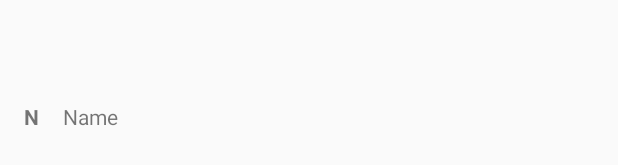
After one commit to nvinayshetty/PrototypeAndroid, an Android app: the layout contact_list_item.xml on its own in the app's theme, with its tools: preview values and no code run, on a phone screen of 412 x 824 dp. The commit adds this screen. Shown: the part 501-666 px from the top of the screen. Run offline under Robolectric (Android 15) with nearby library versions, the phone set to English and light mode, and no system bars.

Commit message:
Adding Ui to list contacts

```diff
--- a/app/src/main/java/com/nvinayshetty/prototypeandroid/di/AppModule.java
+++ b/app/src/main/java/com/nvinayshetty/prototypeandroid/di/AppModule.java
@@ -20,14 +20,14 @@ public class AppModule {
     @Provides
     @Singleton
     @Named("BASE_URL")
-    public String provideBaseUrl() {
+    public static String provideBaseUrl() {
         return Constants.BASE_URL;
     }
 
 
     @Provides
     @Singleton
-    public OkHttpClient provideLoggingCapableHttpClient(Context app) {
+    public static OkHttpClient provideLoggingCapableHttpClient(Context app) {
         HttpLoggingInterceptor httpLoggingInterceptor = new HttpLoggingInterceptor();
         httpLoggingInterceptor.setLevel(HttpLoggingInterceptor.Level.BODY);
         return new OkHttpClient.Builder()
@@ -39,7 +39,7 @@ public class AppModule {
 
     @Singleton
     @Provides
-    public Retrofit provideRetrofit(OkHttpClient okHttpClient, @Named("BASE_URL") String baseUrl) {
+    public static Retrofit provideRetrofit(OkHttpClient okHttpClient, @Named("BASE_URL") String baseUrl) {
         return new Retrofit
                 .Builder()
                 .baseUrl(baseUrl)
--- a/app/src/main/java/com/nvinayshetty/prototypeandroid/listing/di/ContactListModule.java
+++ b/app/src/main/java/com/nvinayshetty/prototypeandroid/listing/di/ContactListModule.java
@@ -30,7 +30,7 @@ public class ContactListModule {
     }
 
     @Provides
-    public ContactListPresenter provideContactListPresenter(ContactsListView contactsListView,ContactListService contactListService){
+    public static ContactListPresenter provideContactListPresenter(ContactsListView contactsListView,ContactListService contactListService){
         return new ContactListPresenter(contactsListView,contactListService);
     }
 }
--- a/app/src/main/java/com/nvinayshetty/prototypeandroid/listing/model/Contact.java
+++ b/app/src/main/java/com/nvinayshetty/prototypeandroid/listing/model/Contact.java
@@ -81,4 +81,7 @@ public class Contact{
     }
 
 
+    public String getInitials() {
+         return String.valueOf(firstName.charAt(0));
+    }
 }
--- a/app/src/main/java/com/nvinayshetty/prototypeandroid/listing/view/ContactsListView.java
+++ b/app/src/main/java/com/nvinayshetty/prototypeandroid/listing/view/ContactsListView.java
@@ -10,7 +10,7 @@ import java.util.List;
 
 public interface ContactsListView {
     void showProgress();
-    List<Contact> showContacts(List<Contact> contacts);
+    void showContacts(List<Contact> contacts);
     void hideProgress();
     void displayNotification(String message);
 }
--- /dev/null
+++ b/app/src/main/res/layout/contact_list_item.xml
@@ -0,0 +1,32 @@
+<?xml version="1.0" encoding="utf-8"?>
+<LinearLayout xmlns:android="http://schemas.android.com/apk/res/android"
+    xmlns:tools="http://schemas.android.com/tools"
+    android:id="@+id/contact_list_layout"
+    android:layout_width="match_parent"
+    android:layout_height="wrap_content"
+    android:layout_gravity="center"
+    android:foreground="?attr/selectableItemBackground"
+    android:orientation="horizontal"
+    android:padding="@dimen/margin_medium">
+
+    <TextView
+        android:id="@+id/contact_initials"
+        android:layout_width="wrap_content"
+        android:layout_height="wrap_content"
+        android:layout_margin="@dimen/margin_medium"
+        android:maxLength="1"
+        android:textStyle="bold"
+        tools:text="N"
+        android:textAllCaps="true"
+        android:contentDescription="@string/contact_icon" />
+
+    <TextView
+        android:id="@+id/contact_name"
+        android:layout_width="wrap_content"
+        android:layout_height="wrap_content"
+        android:layout_gravity="center"
+        android:layout_margin="@dimen/margin_medium"
+        android:gravity="center"
+        tools:text="Name" />
+
+</LinearLayout>
--- /dev/null
+++ b/app/src/main/res/values/dimens.xml
@@ -0,0 +1,4 @@
+<?xml version="1.0" encoding="utf-8"?>
+<resources>
+    <dimen name="margin_medium">8dp</dimen>
+</resources>
--- a/app/src/main/res/values/strings.xml
+++ b/app/src/main/res/values/strings.xml
@@ -1,3 +1,4 @@
 <resources>
     <string name="app_name">PrototypeAndroid</string>
+    <string name="contact_icon">Contact Icon</string>
 </resources>
```
Also changed, not shown: app/src/main/java/com/nvinayshetty/prototypeandroid/listing/view/ContactListActivity.java (+7 -2 lines), app/src/main/java/com/nvinayshetty/prototypeandroid/listing/view/ContactListAdapter.java (added, +42 -0 lines), app/src/main/java/com/nvinayshetty/prototypeandroid/listing/view/ContactViewHolder.java (added, +34 -0 lines), app/src/main/res/layout/activity_main.xml (+5 -3 lines).
